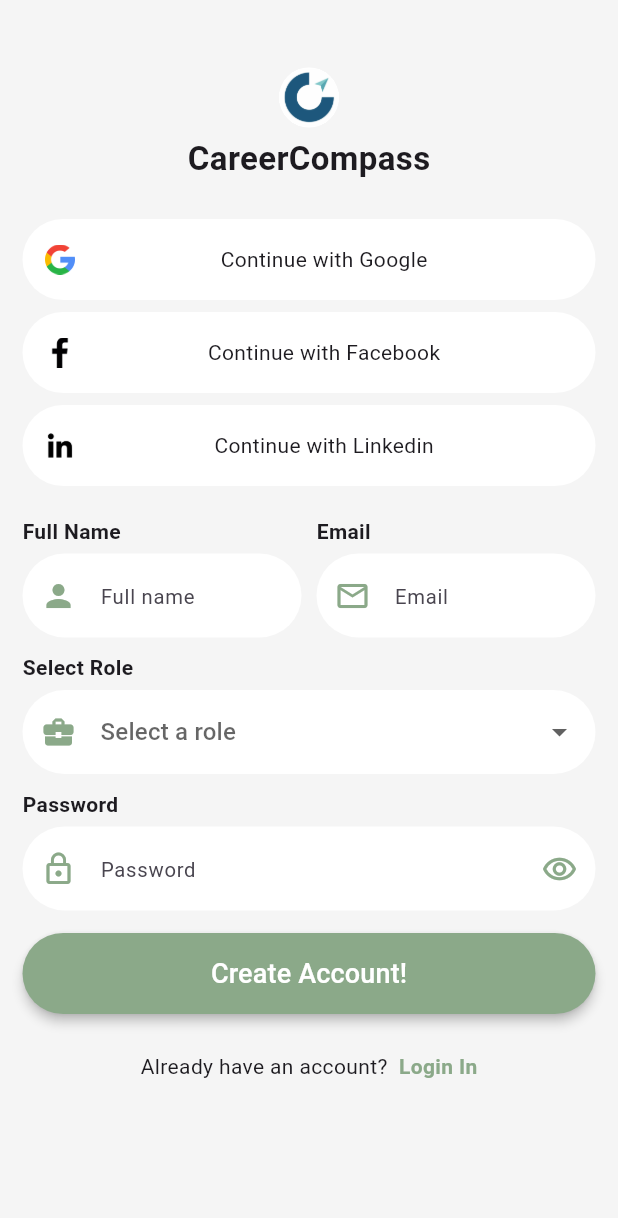
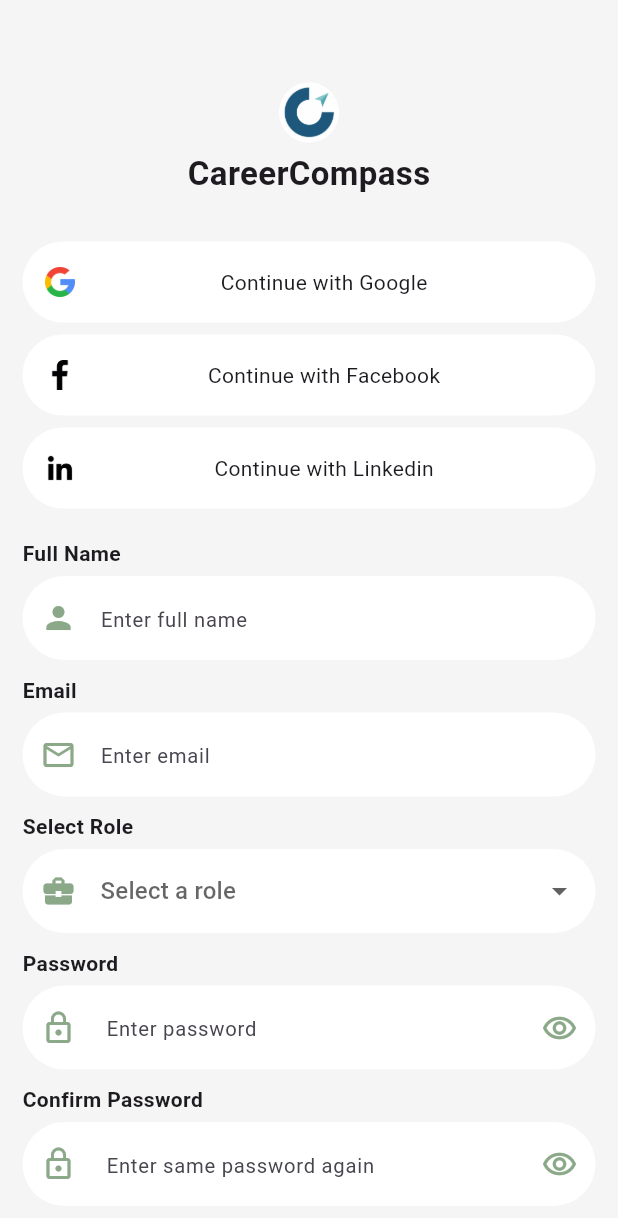
Before and after one commit to DanishR07/NeuraPath, a Flutter app: the screen it shows after launch, after a tap on "skip", after a tap on "Get started", after a tap on "Sign Up", on a phone screen of 412 x 824 dp. Shown: the top 1218 px of the screen. Run offline on Flutter 3.47's test engine with Material 3 defaults, Android fonts, the phone set to English and light mode, and no system bars; our stand-ins replace firebase_core, get, smooth_page_indicator; accounts and stored records are empty.

Commit message:
Added UI for OTP verification screen

```diff
--- a/lib/main.dart
+++ b/lib/main.dart
@@ -1,6 +1,7 @@
 import 'package:flutter/material.dart';
 import 'package:fyp/ui/auth_screens/forgot_password_screen.dart';
 import 'package:fyp/ui/auth_screens/login_screen.dart';
+import 'package:fyp/ui/auth_screens/otp_verification_screen.dart';
 import 'package:fyp/ui/auth_screens/signup_screen.dart';
 import 'package:fyp/ui/home_screen/home_screen.dart';
 import 'package:fyp/ui/boarding_screen/onboarding_screen.dart';
@@ -22,6 +23,7 @@ class MyApp extends StatelessWidget {
         GetPage(name: "/login_screen", page: () => LoginScreen(),),
         GetPage(name: "/signup_screen", page: () => SignupScreen(),),
         GetPage(name: "/forgot_password_screen", page: () => ForgotPasswordScreen(),),
+        GetPage(name: "/otp_verification_screen", page: () => OtpVerificationScreen(),),
       ],
       initialRoute: "/on_boarding_screen",
     );
--- a/lib/ui/auth_screens/login_screen.dart
+++ b/lib/ui/auth_screens/login_screen.dart
@@ -127,7 +127,7 @@ class _LoginScreenState extends State<LoginScreen> {
                     borderRadius: BorderRadius.circular(30),
                     borderSide: BorderSide.none,
                   ),
-                  hintText: "Email",
+                  hintText: "Enter email",
                   hintStyle: TextStyle(fontSize: 13.5),
                   prefixIcon: Icon(
                     Icons.email_outlined,
@@ -154,7 +154,7 @@ class _LoginScreenState extends State<LoginScreen> {
                     borderRadius: BorderRadius.circular(30),
                     borderSide: BorderSide.none,
                   ),
-                  hintText: "Password",
+                  hintText: "Enter password",
                   hintStyle: TextStyle(fontSize: 13.5),
                   prefixIcon: Icon(
                     Icons.lock_outline,
@@ -186,17 +186,23 @@ class _LoginScreenState extends State<LoginScreen> {
                       contentPadding: EdgeInsets.zero,
                       dense: true,
                       activeColor: Color(0xFF8BA989),
+                      materialTapTargetSize: MaterialTapTargetSize.shrinkWrap,
                     ),
                   ),
-                  GestureDetector(
+                  Expanded(
+                    child: Align(
+                      alignment: Alignment.centerRight,
+                      child: GestureDetector(
                         onTap: () {
                           Get.toNamed("/forgot_password_screen");
                         },
                         child: Text(
-                      "Forgot Password",
+                          "Forgot Password?",
                           style: TextStyle(
                             color: Color(0xFF8BA989),
                             fontWeight: FontWeight.bold,
+                          ),
+                        ),
                       ),
                     ),
                   ),
--- a/lib/ui/auth_screens/signup_screen.dart
+++ b/lib/ui/auth_screens/signup_screen.dart
@@ -1,5 +1,4 @@
 import 'package:flutter/material.dart';
-import 'package:flutter/services.dart';
 import 'package:get/get.dart';
 
 class SignupScreen extends StatefulWidget {
@@ -22,10 +21,10 @@ class _SignupScreenState extends State<SignupScreen> {
       backgroundColor: const Color(0xFFF5F5F5),
       body: SingleChildScrollView(
         child: Padding(
-          padding: const EdgeInsets.only(left: 15.0,right: 15,bottom: 20),
+          padding: const EdgeInsets.only(left: 15.0, right: 15, bottom: 30),
           child: Column(
             children: [
-              SizedBox(height: 45),
+              SizedBox(height: 55),
               Container(
                 height: 40,
                 width: 40,
@@ -41,7 +40,7 @@ class _SignupScreenState extends State<SignupScreen> {
                 "CareerCompass",
                 style: TextStyle(fontSize: 22, fontWeight: FontWeight.bold),
               ),
-              SizedBox(height: 25),
+              SizedBox(height: 30),
               Container(
                 padding: EdgeInsets.symmetric(horizontal: 15, vertical: 17),
                 decoration: BoxDecoration(
@@ -111,11 +110,6 @@ class _SignupScreenState extends State<SignupScreen> {
                 ),
               ),
               SizedBox(height: 20),
-              Row(
-                children: [
-                  Expanded(
-                    child: Column(
-                      children: [
               Align(
                 alignment: Alignment.centerLeft,
                 child: Text(
@@ -134,7 +128,7 @@ class _SignupScreenState extends State<SignupScreen> {
                     borderRadius: BorderRadius.circular(30),
                     borderSide: BorderSide.none,
                   ),
-                            hintText: "Full name",
+                  hintText: "Enter full name",
                   hintStyle: TextStyle(fontSize: 13.5),
                   prefixIcon: Icon(
                     Icons.person,
@@ -142,13 +136,7 @@ class _SignupScreenState extends State<SignupScreen> {
                   ),
                 ),
               ),
-                      ],
-                    ),
-                  ),
-                  SizedBox(width: 10,),
-                  Expanded(
-                    child: Column(
-                      children: [
+              SizedBox(height: 10),
               Align(
                 alignment: Alignment.centerLeft,
                 child: Text(
@@ -158,7 +146,7 @@ class _SignupScreenState extends State<SignupScreen> {
               ),
               SizedBox(height: 5),
               TextField(
-                          controller: _emailController,
+                controller: _fullNameController,
                 cursorColor: Color(0xFF8BA989),
                 decoration: InputDecoration(
                   filled: true,
@@ -167,18 +155,13 @@ class _SignupScreenState extends State<SignupScreen> {
                     borderRadius: BorderRadius.circular(30),
                     borderSide: BorderSide.none,
                   ),
-                            hintText: "Email",
+                  hintText: "Enter email",
                   hintStyle: TextStyle(fontSize: 13.5),
                   prefixIcon: Icon(
                     Icons.email_outlined,
                     color: Color(0xFF8BA989),
                   ),
                 ),
-                        ),
-                      ],
-                    ),
-                  ),
-                ],
               ),
               SizedBox(height: 10),
               Align(
@@ -196,7 +179,13 @@ class _SignupScreenState extends State<SignupScreen> {
                     .map(
                       (role) => DropdownMenuItem(
                         value: role,
-                    child: Text(role,style: TextStyle(fontSize: 13.5,fontWeight: FontWeight.normal),),
+                        child: Text(
+                          role,
+                          style: TextStyle(
+                            fontSize: 13.5,
+                            fontWeight: FontWeight.normal,
+                          ),
+                        ),
                       ),
                     )
                     .toList(),
@@ -207,7 +196,11 @@ class _SignupScreenState extends State<SignupScreen> {
                 },
                 decoration: InputDecoration(
                   hintText: "Select a role",
-                  prefixIcon: Icon(Icons.business_center,color: Color(0xFF8BA989),),
+                  prefixIcon: Icon(
+
+                    Icons.business_center,
+                    color: Color(0xFF8BA989),
+                  ),
                   hintStyle: TextStyle(fontSize: 13.5),
                   filled: true,
                   fillColor: Colors.white,
@@ -236,7 +229,7 @@ class _SignupScreenState extends State<SignupScreen> {
                     borderRadius: BorderRadius.circular(30),
                     borderSide: BorderSide.none,
                   ),
-                  hintText: "Password",
+                  hintText: " Enter password",
                   hintStyle: TextStyle(fontSize: 13.5),
                   prefixIcon: Icon(
                     Icons.lock_outline,
@@ -248,7 +241,38 @@ class _SignupScreenState extends State<SignupScreen> {
                   ),
                 ),
               ),
-              SizedBox(height: 15),
+              SizedBox(height: 10),
+              Align(
+                alignment: Alignment.centerLeft,
+                child: Text(
+                  "Confirm Password",
+                  style: TextStyle(fontWeight: FontWeight.bold),
+                ),
+              ),
+              SizedBox(height: 5),
+              TextField(
+                controller: _passwordController,
+                cursorColor: Color(0xFF8BA989),
+                decoration: InputDecoration(
+                  filled: true,
+                  fillColor: Colors.white,
+                  border: OutlineInputBorder(
+                    borderRadius: BorderRadius.circular(30),
+                    borderSide: BorderSide.none,
+                  ),
+                  hintText: " Enter same password again",
+                  hintStyle: TextStyle(fontSize: 13.5),
+                  prefixIcon: Icon(
+                    Icons.lock_outline,
+                    color: Color(0xFF8BA989),
+                  ),
+                  suffixIcon: Icon(
+                    Icons.remove_red_eye_outlined,
+                    color: Color(0xFF8BA989),
+                  ),
+                ),
+              ),
+              SizedBox(height: 25),
               ElevatedButton(
                 onPressed: () => Get.toNamed("/home_screen"),
                 style: ElevatedButton.styleFrom(
--- a/lib/ui/intro_screens/intro_screen1.dart
+++ b/lib/ui/intro_screens/intro_screen1.dart
@@ -10,6 +10,8 @@ class IntroScreen1 extends StatelessWidget {
         width: double.infinity,
         height: double.infinity,
         color: Colors.black,
+        child: Padding(
+          padding: const EdgeInsets.symmetric(horizontal: 15.0),
           child: Column(
             children: [
               SizedBox(height: 110,),
@@ -52,6 +54,7 @@ class IntroScreen1 extends StatelessWidget {
             ],
           ),
         ),
+      ),
     );
   }
 }
--- a/lib/ui/intro_screens/intro_screen2.dart
+++ b/lib/ui/intro_screens/intro_screen2.dart
@@ -10,6 +10,8 @@ class IntroScreen2 extends StatelessWidget {
         width: double.infinity,
         height: double.infinity,
         color: Colors.black,
+        child: Padding(
+          padding: const EdgeInsets.symmetric(horizontal: 15.0),
           child: Column(
             children: [
               SizedBox(height: 110,),
@@ -55,6 +57,7 @@ class IntroScreen2 extends StatelessWidget {
             ],
           ),
         ),
+      ),
     );
   }
 }
--- a/lib/ui/intro_screens/intro_screen3.dart
+++ b/lib/ui/intro_screens/intro_screen3.dart
@@ -10,6 +10,8 @@ class IntroScreen3 extends StatelessWidget {
         width: double.infinity,
         height: double.infinity,
         color: Colors.black,
+        child: Padding(
+          padding: const EdgeInsets.symmetric(horizontal: 15.0),
           child: Column(
             children: [
               SizedBox(height: 110,),
@@ -55,6 +57,7 @@ class IntroScreen3 extends StatelessWidget {
             ],
           ),
         ),
+      ),
     );
   }
 }
--- a/lib/ui/intro_screens/intro_screen4.dart
+++ b/lib/ui/intro_screens/intro_screen4.dart
@@ -10,6 +10,8 @@ class IntroScreen4 extends StatelessWidget {
         width: double.infinity,
         height: double.infinity,
         color: Colors.black,
+        child: Padding(
+          padding: const EdgeInsets.symmetric(horizontal: 15.0),
           child: Column(
             children: [
               SizedBox(height: 110,),
@@ -55,6 +57,7 @@ class IntroScreen4 extends StatelessWidget {
             ],
           ),
         ),
+      ),
     );
   }
 }
--- a/lib/ui/intro_screens/intro_screen5.dart
+++ b/lib/ui/intro_screens/intro_screen5.dart
@@ -10,9 +10,11 @@ class IntroScreen5 extends StatelessWidget {
         width: double.infinity,
         height: double.infinity,
         color: Colors.black,
+        child: Padding(
+          padding: const EdgeInsets.symmetric(horizontal: 15.0),
           child: Column(
             children: [
-            SizedBox(height: 110,),
+              SizedBox(height: 110),
               Container(
                 padding: const EdgeInsets.all(20),
                 decoration: BoxDecoration(
@@ -20,7 +22,7 @@ class IntroScreen5 extends StatelessWidget {
                   color: Colors.white.withOpacity(0.15),
                 ),
                 child: const Icon(
-                Icons.hub, // Compass-like icon
+                  Icons.hub,
                   color: Color(0xFF8BA989),
                   size: 90,
                 ),
@@ -55,6 +57,7 @@ class IntroScreen5 extends StatelessWidget {
             ],
           ),
         ),
+      ),
     );
   }
 }
```
Also changed, not shown: lib/ui/auth_screens/forgot_password_screen.dart (+14 -8 lines), lib/ui/auth_screens/otp_verification_screen.dart (added, +94 -0 lines), lib/ui/custom_widgets/otp_pin_box_widget.dart (added, +56 -0 lines). Lines whose indentation alone changed are shown as unchanged.
